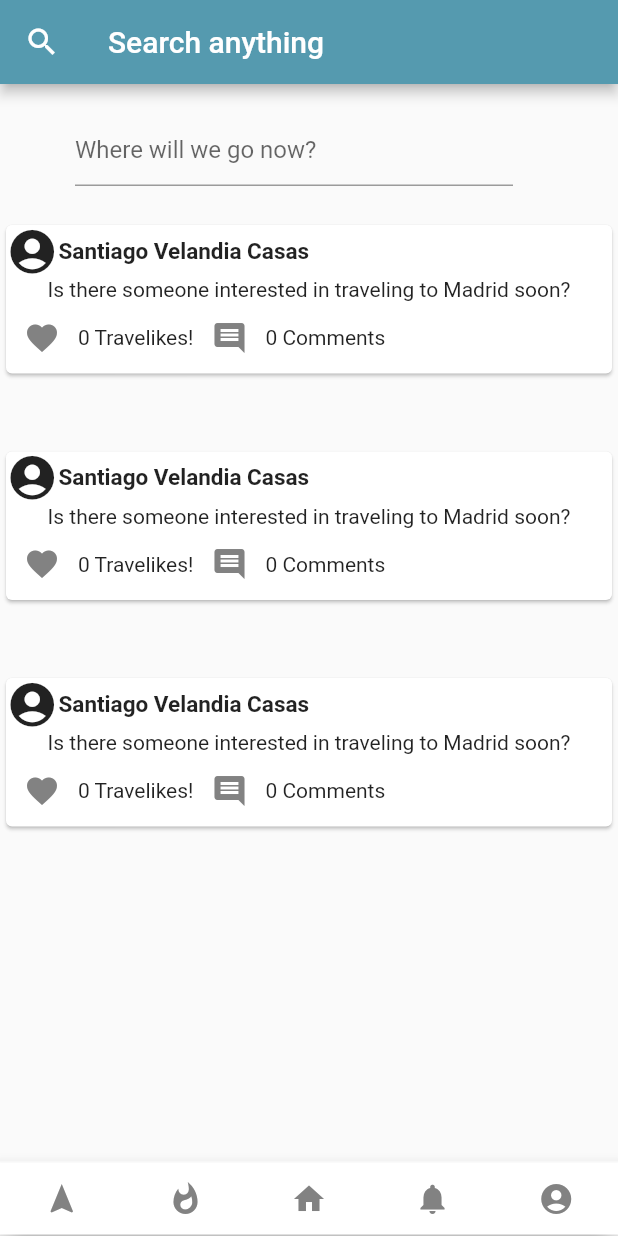
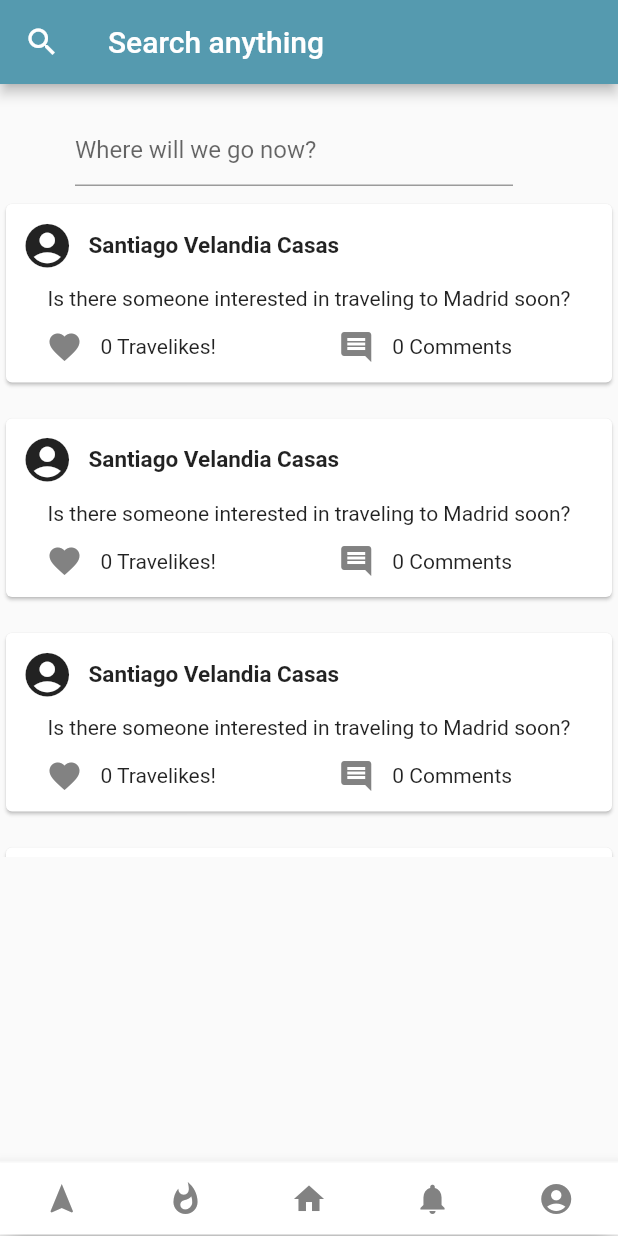
Before and after one commit to hackathoneando/WeTripOut, a Flutter app: the screen it shows after launch, on a phone screen of 412 x 824 dp. Run offline on Flutter 3.47's test engine with Material 2 defaults, Android fonts, the phone set to English and light mode, and no system bars; our stand-ins replace font_awesome_flutter; project files that could hold a hidden picture were left out.

Commit message:
Home's card updated

```diff
--- a/UNicode/we_trip_out/lib/ui/screens/body_screens/home/home_list_body.dart
+++ b/UNicode/we_trip_out/lib/ui/screens/body_screens/home/home_list_body.dart
@@ -10,7 +10,7 @@ class _HomeListState extends State<HomeList>{
   Widget build(BuildContext context) {
     return ListView.builder(
       padding: EdgeInsets.all(0.0),
-      itemExtent: 151.0,
+      itemExtent: 143.0,
       itemBuilder: (BuildContext context, int index) {
         var card = new CardList();
         //card.setIndex(index);
@@ -45,6 +45,7 @@ class _CardListState extends State<CardList> {
                 children: <Widget>[
                   Container(
                     child: Icon(Icons.account_circle, size: 35,),
+                    margin: EdgeInsets.all(10),
                   ),
                   Container(
                     child: Text(
@@ -59,23 +60,32 @@ class _CardListState extends State<CardList> {
               )
             ),
             Container(
+              margin: EdgeInsets.fromLTRB(15, 0, 15, 0),
               child: Text("$message"),
             ),
             Container(
+              margin: EdgeInsets.fromLTRB(15, 0, 0, 0),
               child: Row(
                 children: <Widget>[
-                  Container(
-                    child: IconButton(
+                  Expanded(
+                    child: Row(
+                      children: <Widget>[
+                        IconButton(
                           icon: Icon(
                             Icons.favorite,
                             color: Color(0xff828282),
                           ),
                           onPressed: () { setState(() {likes+=1;});},
                         ),
-                  ),
                         Text(
                           '$likes Travelikes!',
                         ),
+                      ],
+                    ),
+                  ),
+                  Expanded(
+                      child: Row(
+                        children: <Widget>[
                           Container(
                             child: new IconButton(
                               icon: Icon(
@@ -85,9 +95,11 @@ class _CardListState extends State<CardList> {
                               onPressed: () { setState(() {comments+=1;});},
                             ),
                           ),
-
                           Text(
                             '$comments Comments',
+                          ),
+                        ],
+                      )
                   ),
                 ],
               ),
```
Lines whose indentation alone changed are shown as unchanged.
